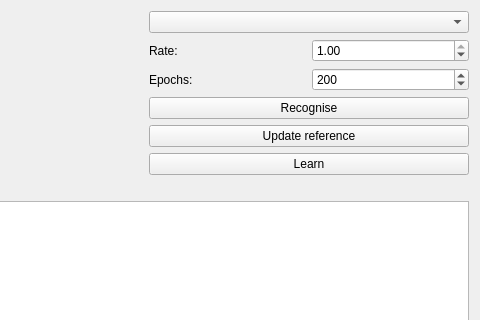
Old version of the form MainWindow.ui in the repository dipili/image-recogniser; both pictures show x 189 to 669 and y 0 to 320 of the 669 by 437 pixel window.
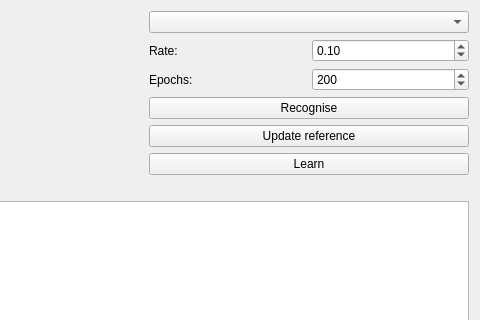
New version of the form. Custom widgets are drawn as their Qt base class.

```diff
--- a/MainWindow.ui
+++ b/MainWindow.ui
@@ -72,7 +72,7 @@
              <double>0.010000000000000</double>
             </property>
             <property name="value">
-             <double>1.000000000000000</double>
+             <double>0.100000000000000</double>
             </property>
            </widget>
           </item>
```
Left out of the diff: 4 changed lines with no effect on the pictures.
